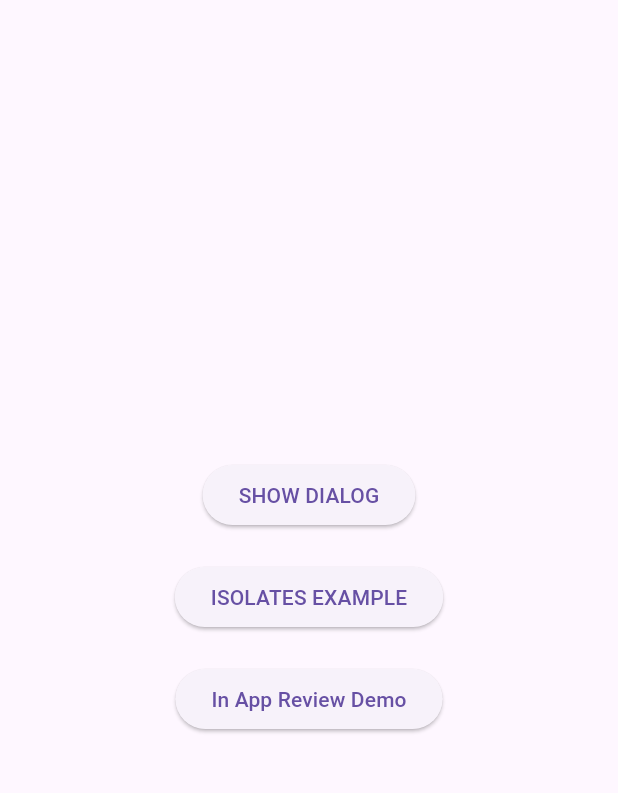
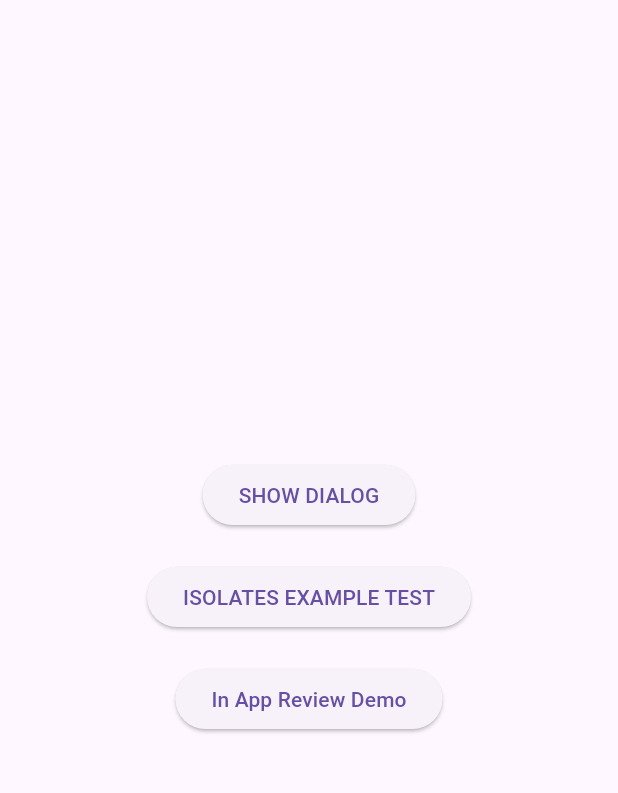
Before and after one commit to aadarshk7/flutter_practice, a Flutter app: the screen it shows after launch, on a phone screen of 412 x 824 dp, the part 63-856 px from its top. Run offline on Flutter 3.47's test engine with Material 3 defaults, Android fonts, the phone set to English and light mode, and no system bars; our stand-ins replace equatable, flutter_bloc, in_app_review.

Commit message:
feat:changes text

```diff
--- a/lib/main.dart
+++ b/lib/main.dart
@@ -42,7 +42,7 @@ class MyHomePage extends StatelessWidget {
             ),
             const SizedBox(height: 20),
             ElevatedButton(
-              child: const Text('ISOLATES EXAMPLE'),
+              child: const Text('ISOLATES EXAMPLE TEST'),
               onPressed: () => Navigator.of(context).push(
                 MaterialPageRoute(
                   builder: (context) => const IsolatesExample(),
```
